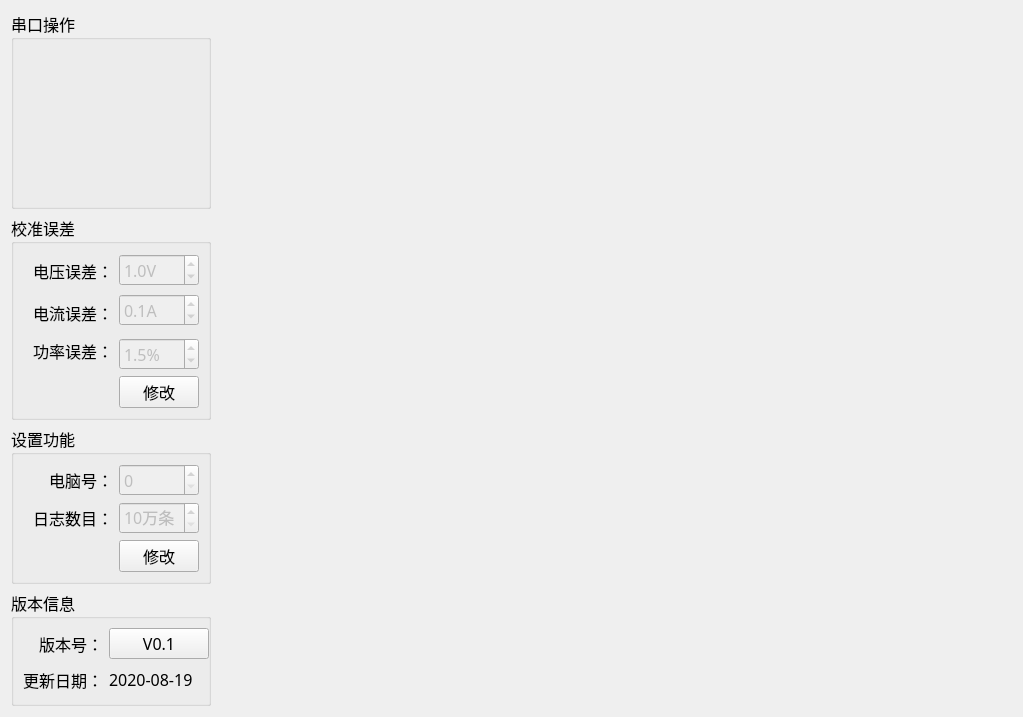
This is PDU-CalibrateTool/setups/setup_mainwid.ui in ChinaClever/PDU-CalibrateTool as Qt 5 draws it before an edit. The edited form follows.
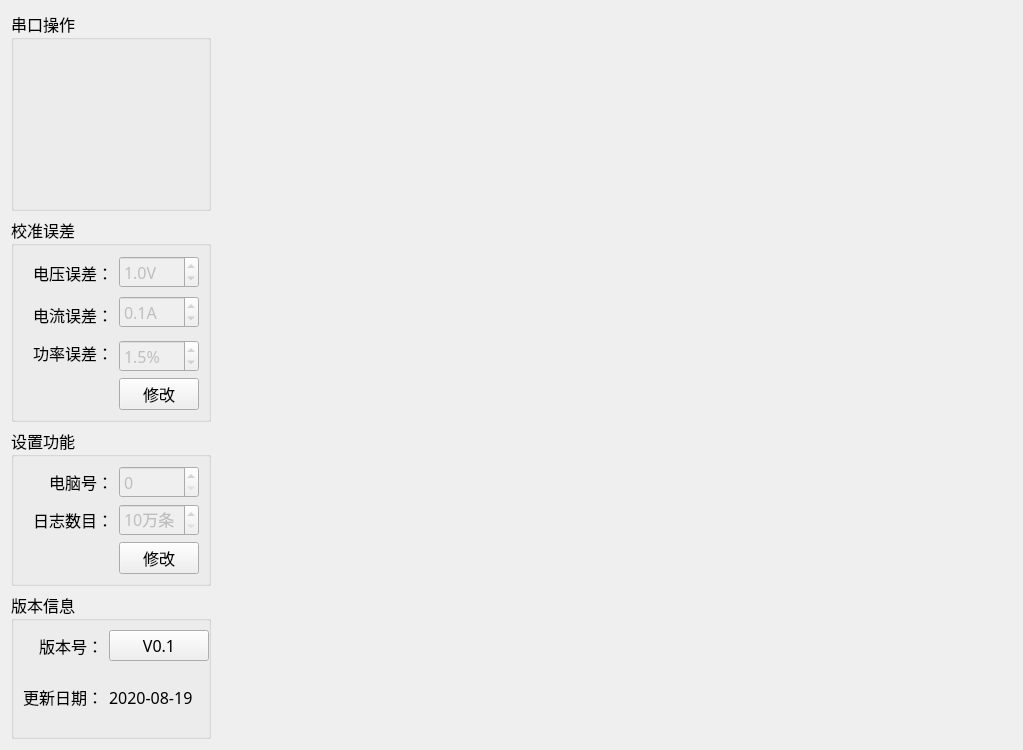
This is the edited form.

```diff
--- a/PDU-CalibrateTool/setups/setup_mainwid.ui
+++ b/PDU-CalibrateTool/setups/setup_mainwid.ui
@@ -7,7 +7,7 @@
     <x>0</x>
     <y>0</y>
     <width>1023</width>
-    <height>717</height>
+    <height>750</height>
    </rect>
   </property>
   <property name="font">
@@ -25,13 +25,13 @@
      <property name="minimumSize">
       <size>
        <width>0</width>
-       <height>160</height>
+       <height>200</height>
       </size>
      </property>
      <property name="maximumSize">
       <size>
        <width>200</width>
-       <height>200</height>
+       <height>250</height>
       </size>
      </property>
      <property name="font">
```
